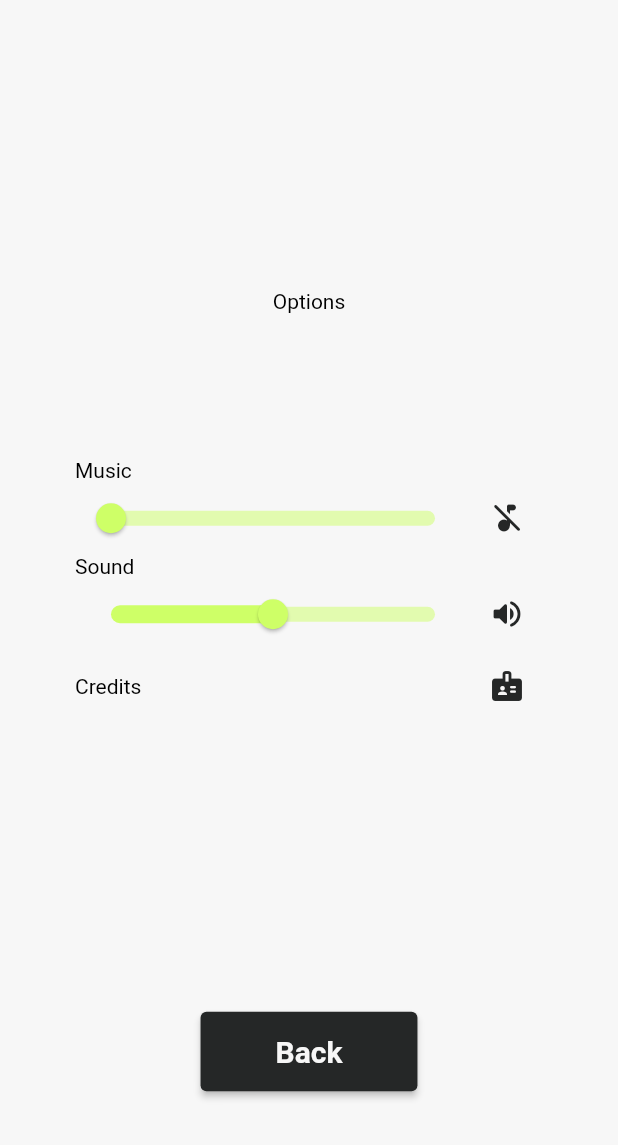
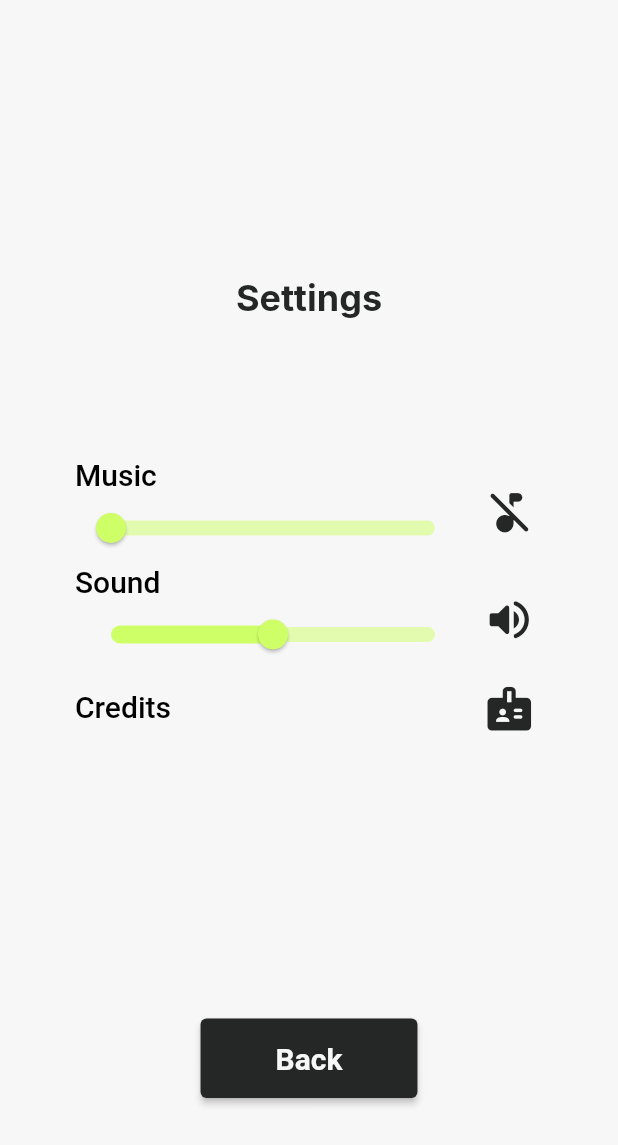
Before and after one commit to RaulSangosto/flip_it, a Flutter app: the OptionsPage screen opened by its route, after a tap on the "music note" icon, on a phone screen of 412 x 824 dp. Shown: the top 1145 px of the screen. Run offline on Flutter 3.47's test engine with Material 2 defaults, Android fonts, the light colour scheme and no system bars; our stand-ins replace audioplayers, bloc, flip_card, flutter_bloc, go_router, google_fonts.

Commit message:
Feature: Custom page transition

```diff
--- a/lib/src/app/pages/my_app_page.dart
+++ b/lib/src/app/pages/my_app_page.dart
@@ -2,8 +2,10 @@ import 'package:crossingwords/src/main_menu/pages/main_menu_page.dart';
 import 'package:crossingwords/src/options/pages/option_page.dart';
 import 'package:crossingwords/src/state/bloc/help_menu/helpmenu_bloc.dart';
 import 'package:crossingwords/src/theme/main_theme.dart';
+import 'package:crossingwords/src/ui/my_transition.dart';
 import 'package:flutter/material.dart';
 import 'package:flutter_bloc/flutter_bloc.dart';
+import 'package:go_router/go_router.dart';
 
 import '../../game/pages/play_page.dart';
 import '../../state/bloc/game/game_bloc.dart';
@@ -11,6 +13,32 @@ import '../../state/bloc/sound/sound_bloc.dart';
 
 class MyApp extends StatelessWidget {
   const MyApp({Key? key}) : super(key: key);
+
+  static final _router = GoRouter(
+    routes: [
+      GoRoute(
+        path: '/',
+        name: 'main menu',
+        builder: (context, state) => MainMenuPage(key: const Key('main menu')),
+      ),
+      GoRoute(
+        path: '/board/play',
+        name: 'play',
+        pageBuilder: (context, state) => buildMyTransition(
+          child: const PlayPage(key: Key('board/play')),
+          color: darkColor,
+        ),
+      ),
+      GoRoute(
+        path: '/options',
+        name: 'options',
+        pageBuilder: (context, state) => buildMyTransition(
+          child: const OptionsPage(key: Key('options')),
+          color: darkColor,
+        ),
+      ),
+    ],
+  );
 
   // This widget is the root of your application.
   @override
@@ -27,15 +55,17 @@ class MyApp extends StatelessWidget {
           create: (_) => SoundBloc(),
         ),
       ],
-      child: MaterialApp(
+      child: MaterialApp.router(
         debugShowCheckedModeBanner: false,
         title: 'Flutter Demo',
-        initialRoute: '/',
-        routes: {
-          '/': (context) => MainMenuPage(),
-          '/board/play': (context) => const PlayPage(),
-          '/options': (context) => const OptionsPage(),
-        },
+        //initialRoute: '/',
+        routeInformationParser: _router.routeInformationParser,
+        routerDelegate: _router.routerDelegate,
+        // routes: [
+        //   '/': (context) => MainMenuPage(),
+        //   '/board/play': (context) => const PlayPage(),
+        //   '/options': (context) => const OptionsPage(),
+        // ],
         theme: mainTheme,
       ),
     );
--- a/lib/src/game/pages/play_page.dart
+++ b/lib/src/game/pages/play_page.dart
@@ -241,7 +241,6 @@ class TopBar extends StatelessWidget {
                 radius: 40,
                 onPressed: () {
                   Scaffold.of(context).openEndDrawer();
-                  // Navigator.popUntil(context, ModalRoute.withName('/'));
                 },
                 icon: Icon(
                   Icons.grid_view_rounded,
--- a/lib/src/game/widgets/menus.dart
+++ b/lib/src/game/widgets/menus.dart
@@ -1,5 +1,6 @@
 import 'package:flutter/material.dart';
 import 'package:flutter_bloc/flutter_bloc.dart';
+import 'package:go_router/go_router.dart';
 
 import '../../state/bloc/game/game_bloc.dart';
 import '../../theme/main_theme.dart';
@@ -23,14 +24,14 @@ class LoseMenu extends StatelessWidget {
               flex: 10,
             ),
             ElevatedButton(
-              onPressed: () => Navigator.pushNamed(context, '/options'),
+              onPressed: () => GoRouter.of(context).pushNamed('options'),
               child: const Text("Settings"),
             ),
             const Spacer(),
             ElevatedButton(
               onPressed: () {
                 BlocProvider.of<GameBloc>(context).add(ResetGame());
-                Navigator.popUntil(context, ModalRoute.withName('/'));
+                GoRouter.of(context).goNamed('/');
               },
               child: const Text("Go To Menu"),
             ),
@@ -78,7 +79,7 @@ class WinMenu extends StatelessWidget {
               ),
               ElevatedButton(
                 style: secondaryButton,
-                onPressed: () => Navigator.pushNamed(context, '/options'),
+                onPressed: () => GoRouter.of(context).pushNamed('options'),
                 child: const Text("Settings"),
               ),
               const Spacer(),
@@ -86,7 +87,7 @@ class WinMenu extends StatelessWidget {
                 style: secondaryButton,
                 onPressed: () {
                   BlocProvider.of<GameBloc>(context).add(ResetGame());
-                  Navigator.popUntil(context, ModalRoute.withName('/'));
+                  GoRouter.of(context).goNamed('/');
                 },
                 child: const Text("Go to Menu"),
               ),
@@ -148,14 +149,14 @@ class DrawerMenu extends StatelessWidget {
             flex: 2,
           ),
           Text(
-            "Settings",
+            "Options",
             style: deckTextStyle,
           ),
           const Spacer(),
           ElevatedButton(
             onPressed: () {
               Scaffold.of(context).closeEndDrawer();
-              Navigator.pushNamed(context, "/options");
+              GoRouter.of(context).pushNamed('options');
             },
             style: secondaryButton,
             child: const Text("Settings"),
@@ -175,7 +176,7 @@ class DrawerMenu extends StatelessWidget {
           ElevatedButton(
             onPressed: () {
               Scaffold.of(context).closeEndDrawer();
-              Navigator.popUntil(context, ModalRoute.withName('/'));
+              GoRouter.of(context).goNamed('main menu');
             },
             style: secondaryButton,
             child: const Text("Exit"),
--- a/lib/src/main_menu/pages/main_menu_page.dart
+++ b/lib/src/main_menu/pages/main_menu_page.dart
@@ -1,5 +1,6 @@
 import 'package:flip_card/flip_card_controller.dart';
 import 'package:flutter/material.dart';
+import 'package:go_router/go_router.dart';
 
 class MainMenuPage extends StatelessWidget {
   MainMenuPage({Key? key}) : super(key: key);
@@ -12,7 +13,7 @@ class MainMenuPage extends StatelessWidget {
       appBar: AppBar(actions: [
         IconButton(
             onPressed: () {
-              Navigator.pushNamed(context, '/options');
+              GoRouter.of(context).pushNamed('options');
             },
             icon: const Icon(Icons.settings))
       ]),
@@ -38,7 +39,7 @@ class MainMenuPage extends StatelessWidget {
             const Spacer(),
             ElevatedButton(
               onPressed: () {
-                Navigator.pushNamed(context, '/board/play');
+                GoRouter.of(context).pushNamed('play');
               },
               child: const Text("Play"),
             ),
--- a/lib/src/options/pages/option_page.dart
+++ b/lib/src/options/pages/option_page.dart
@@ -1,7 +1,9 @@
 import 'package:flutter/material.dart';
 import 'package:flutter_bloc/flutter_bloc.dart';
+import 'package:go_router/go_router.dart';
 
 import '../../state/bloc/sound/sound_bloc.dart';
+import '../../theme/main_theme.dart';
 
 class OptionsPage extends StatelessWidget {
   const OptionsPage({Key? key}) : super(key: key);
@@ -21,8 +23,11 @@ class OptionsPage extends StatelessWidget {
               ),
               Row(
                 mainAxisAlignment: MainAxisAlignment.center,
-                children: const [
-                  Text("Options"),
+                children: [
+                  Text(
+                    "Settings",
+                    style: deckTextStyle.copyWith(color: darkColor),
+                  ),
                 ],
               ),
               const Spacer(),
@@ -32,7 +37,7 @@ class OptionsPage extends StatelessWidget {
               ),
               ElevatedButton(
                 onPressed: () {
-                  Navigator.pop(context);
+                  GoRouter.of(context).pop();
                 },
                 child: const Text("Back"),
               ),
@@ -57,57 +62,54 @@ class VolumeControls extends StatelessWidget {
         return Column(
           crossAxisAlignment: CrossAxisAlignment.start,
           children: [
-            const Text("Music"),
+            SliderItem(
+              text: "Music",
+              onChanged: (double value) {
+                BlocProvider.of<SoundBloc>(context).add(SetMusicVolume(value));
+              },
+              value: state.musicVolume,
+              icon: IconButton(
+                onPressed: () {
+                  BlocProvider.of<SoundBloc>(context).add(ToggleMusicVolume());
+                },
+                icon: Icon(
+                    size: 35,
+                    state.musicMute()
+                        ? Icons.music_off_rounded
+                        : Icons.music_note_rounded),
+              ),
+            ),
+            SliderItem(
+              text: "Sound",
+              onChanged: (double value) {
+                BlocProvider.of<SoundBloc>(context).add(SetSoundVolume(value));
+              },
+              value: state.soundVolume,
+              icon: IconButton(
+                onPressed: () {
+                  BlocProvider.of<SoundBloc>(context).add(ToggleSoundVolume());
+                },
+                icon: Icon(
+                    size: 35,
+                    state.soundMute()
+                        ? Icons.volume_off_rounded
+                        : Icons.volume_up_rounded),
+              ),
+            ),
             Row(
               mainAxisAlignment: MainAxisAlignment.spaceBetween,
               children: [
                 Expanded(
-                    child: Slider(
-                        value: state.musicVolume,
-                        onChanged: (double value) {
-                          BlocProvider.of<SoundBloc>(context)
-                              .add(SetMusicVolume(value));
-                        })),
-                IconButton(
-                  onPressed: () {
-                    BlocProvider.of<SoundBloc>(context)
-                        .add(ToggleMusicVolume());
-                  },
-                  icon: Icon(state.musicMute()
-                      ? Icons.music_off_rounded
-                      : Icons.music_note_rounded),
-                )
-              ],
-            ),
-            const Text("Sound"),
-            Row(
-              mainAxisAlignment: MainAxisAlignment.spaceBetween,
-              children: [
-                Expanded(
-                    child: Slider(
-                        value: state.soundVolume,
-                        onChanged: (double value) {
-                          BlocProvider.of<SoundBloc>(context)
-                              .add(SetSoundVolume(value));
-                        })),
-                IconButton(
-                  onPressed: () {
-                    BlocProvider.of<SoundBloc>(context)
-                        .add(ToggleSoundVolume());
-                  },
-                  icon: Icon(state.soundMute()
-                      ? Icons.volume_off_rounded
-                      : Icons.volume_up_rounded),
-                )
-              ],
-            ),
-            Row(
-              mainAxisAlignment: MainAxisAlignment.spaceBetween,
-              children: [
-                const Expanded(child: Text("Credits")),
+                    child: Text(
+                  "Credits",
+                  style: Theme.of(context).textTheme.headline6,
+                )),
                 IconButton(
                   onPressed: () {},
-                  icon: const Icon(Icons.badge_rounded),
+                  icon: const Icon(
+                    Icons.badge_rounded,
+                    size: 35,
+                  ),
                 )
               ],
             ),
@@ -117,3 +119,43 @@ class VolumeControls extends StatelessWidget {
     );
   }
 }
+
+class SliderItem extends StatelessWidget {
+  const SliderItem({
+    Key? key,
+    required this.value,
+    required this.onChanged,
+    required this.text,
+    required this.icon,
+  }) : super(key: key);
+
+  final String text;
+  final Widget icon;
+  final double value;
+  final ValueChanged<double>? onChanged;
+
+  @override
+  Widget build(BuildContext context) {
+    return Row(
+      mainAxisAlignment: MainAxisAlignment.spaceBetween,
+      children: [
+        Expanded(
+          child: Column(
+            mainAxisSize: MainAxisSize.min,
+            crossAxisAlignment: CrossAxisAlignment.start,
+            children: [
+              Text(
+                text,
+                style: Theme.of(context).textTheme.headline6,
+              ),
+              Container(child: Slider(value: value, onChanged: onChanged)),
+            ],
+          ),
+        ),
+        Center(
+          child: icon,
+        )
+      ],
+    );
+  }
+}
--- /dev/null
+++ b/lib/src/ui/my_transition.dart
@@ -0,0 +1,120 @@
+// Copyright 2022, the Flutter project authors. Please see the AUTHORS file
+// for details. All rights reserved. Use of this source code is governed by a
+// BSD-style license that can be found in the LICENSE file.
+
+import 'package:crossingwords/src/theme/main_theme.dart';
+import 'package:flutter/material.dart';
+import 'package:go_router/go_router.dart';
+
+CustomTransitionPage<T> buildMyTransition<T>({
+  required Widget child,
+  required Color color,
+  String? name,
+  Object? arguments,
+  String? restorationId,
+  LocalKey? key,
+}) {
+  return CustomTransitionPage<T>(
+    child: child,
+    transitionsBuilder: (context, animation, secondaryAnimation, child) {
+      return _MyReveal(
+        animation: animation,
+        color: color,
+        child: child,
+      );
+    },
+    key: key,
+    name: name,
+    arguments: arguments,
+    restorationId: restorationId,
+    transitionDuration: const Duration(milliseconds: 700),
+  );
+}
+
+class _MyReveal extends StatefulWidget {
+  final Widget child;
+
+  final Animation<double> animation;
+
+  final Color color;
+
+  const _MyReveal({
+    required this.child,
+    required this.animation,
+    required this.color,
+  });
+
+  @override
+  State<_MyReveal> createState() => _MyRevealState();
+}
+
+class _MyRevealState extends State<_MyReveal> {
+  bool _finished = false;
+
+  final _tween = Tween(begin: const Offset(1, 0), end: Offset.zero);
+
+  @override
+  void initState() {
+    super.initState();
+
+    widget.animation.addStatusListener(_statusListener);
+  }
+
+  @override
+  void didUpdateWidget(covariant _MyReveal oldWidget) {
+    if (oldWidget.animation != widget.animation) {
+      oldWidget.animation.removeStatusListener(_statusListener);
+      widget.animation.addStatusListener(_statusListener);
+    }
+    super.didUpdateWidget(oldWidget);
+  }
+
+  @override
+  void dispose() {
+    widget.animation.removeStatusListener(_statusListener);
+    super.dispose();
+  }
+
+  @override
+  Widget build(BuildContext context) {
+    return Stack(
+      fit: StackFit.expand,
+      children: [
+        SlideTransition(
+          position: _tween.animate(
+            CurvedAnimation(
+              parent: widget.animation,
+              curve: Curves.easeOutCubic,
+              reverseCurve: Curves.easeOutCubic,
+            ),
+          ),
+          child: Container(
+            color: widget.color,
+          ),
+        ),
+        AnimatedOpacity(
+          opacity: _finished ? 1 : 0,
+          duration: const Duration(milliseconds: 300),
+          child: widget.child,
+        ),
+      ],
+    );
+  }
+
+  void _statusListener(AnimationStatus status) {
+    switch (status) {
+      case AnimationStatus.completed:
+        setState(() {
+          _finished = true;
+        });
+        break;
+      case AnimationStatus.forward:
+      case AnimationStatus.dismissed:
+      case AnimationStatus.reverse:
+        setState(() {
+          _finished = false;
+        });
+        break;
+    }
+  }
+}
--- a/pubspec.yaml
+++ b/pubspec.yaml
@@ -36,6 +36,7 @@ dependencies:
   dotted_border: ^2.0.0+2
   flip_card: ^0.6.0
   audioplayers: ^1.0.1
+  go_router: ^3.0.1
 
   # The following adds the Cupertino Icons font to your application.
   # Use with the CupertinoIcons class for iOS style icons.
```
Also changed, not shown: pubspec.lock.
